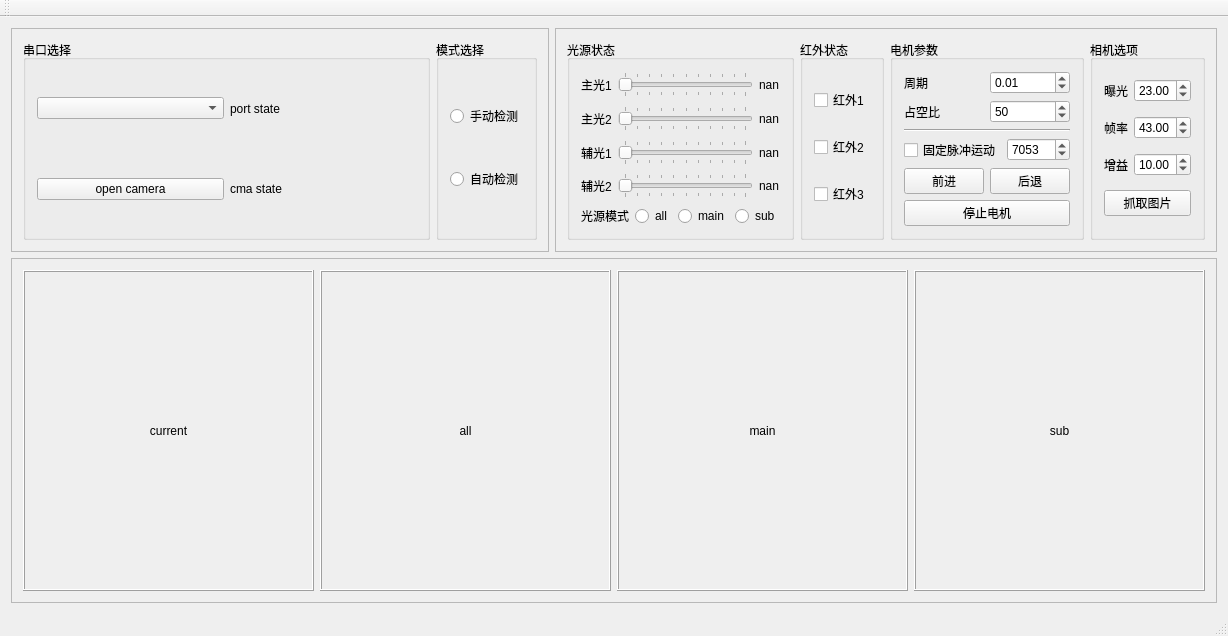
Before: the Qt Designer form mainwindow.ui in littlebaibear/control_cap, drawn with Qt 5.
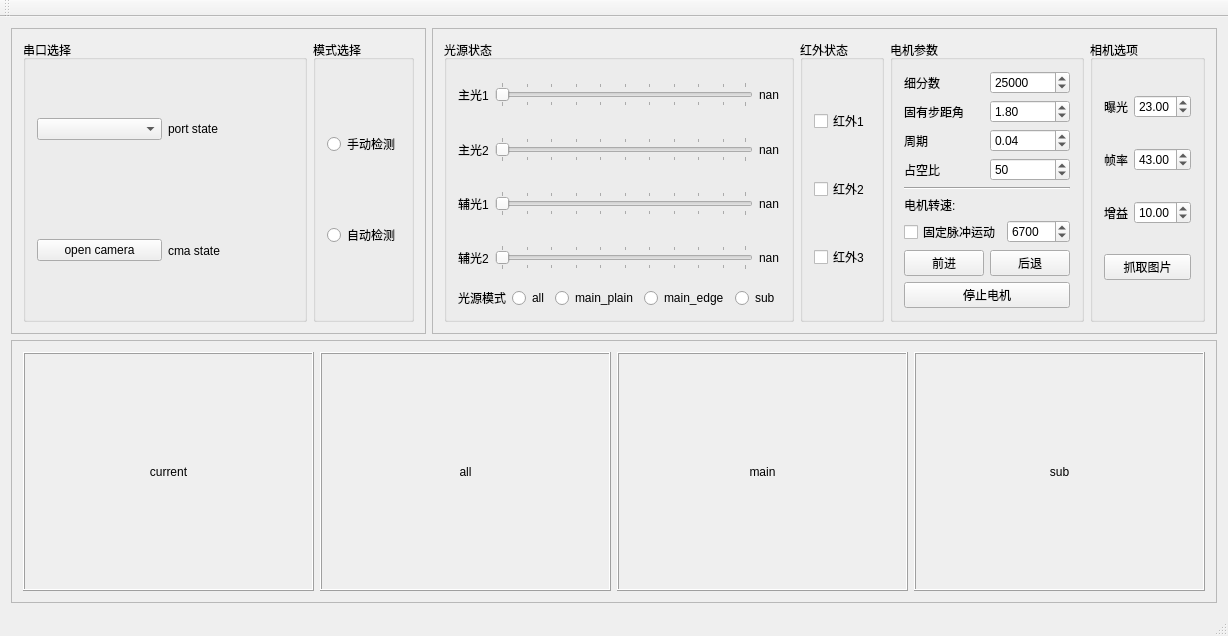
After: the same form once the commit is applied.

Commit message: 1.ui新增电机转速显示控件 2.调整玻璃初次进入相机的脉冲及之后每步的脉冲,使前后两张图像有效的重叠区域增加,便于后续拼接处理寻找特征点

What changed in the file:
```diff
--- a/mainwindow.ui
+++ b/mainwindow.ui
@@ -260,7 +260,14 @@
               <item>
                <widget class="QRadioButton" name="mainModeBtn">
                 <property name="text">
-                 <string>main</string>
+                 <string>main_plain</string>
+                </property>
+               </widget>
+              </item>
+              <item>
+               <widget class="QRadioButton" name="mainEdgeModeBtn">
+                <property name="text">
+                 <string>main_edge</string>
                 </property>
                </widget>
               </item>
@@ -312,6 +319,45 @@
             <string>电机参数</string>
            </property>
            <layout class="QVBoxLayout" name="verticalLayout_3">
+            <item>
+             <layout class="QHBoxLayout" name="horizontalLayout_20">
+              <item>
+               <widget class="QLabel" name="subDIvLabel">
+                <property name="text">
+                 <string>细分数</string>
+                </property>
+               </widget>
+              </item>
+              <item>
+               <widget class="QSpinBox" name="subDivSpin">
+                <property name="maximum">
+                 <number>30000</number>
+                </property>
+                <property name="value">
+                 <number>25000</number>
+                </property>
+               </widget>
+              </item>
+             </layout>
+            </item>
+            <item>
+             <layout class="QHBoxLayout" name="horizontalLayout_21">
+              <item>
+               <widget class="QLabel" name="stepAngleLabel">
+                <property name="text">
+                 <string>固有步距角</string>
+                </property>
+               </widget>
+              </item>
+              <item>
+               <widget class="QDoubleSpinBox" name="stepAngleSpin">
+                <property name="value">
+                 <double>1.800000000000000</double>
+                </property>
+               </widget>
+              </item>
+             </layout>
+            </item>
             <item>
              <layout class="QHBoxLayout" name="horizontalLayout_4">
               <item>
@@ -324,7 +370,7 @@
               <item>
                <widget class="QDoubleSpinBox" name="periodSpin">
                 <property name="value">
-                 <double>0.010000000000000</double>
+                 <double>0.040000000000000</double>
                 </property>
                </widget>
               </item>
@@ -355,6 +401,13 @@
               </property>
              </widget>
             </item>
+            <item>
+             <widget class="QLabel" name="motorSpeedLabel">
+              <property name="text">
+               <string>电机转速:</string>
+              </property>
+             </widget>
+            </item>
             <item>
              <layout class="QHBoxLayout" name="horizontalLayout_7">
               <item>
@@ -370,7 +423,7 @@
                  <number>65535</number>
                 </property>
                 <property name="value">
-                 <number>7053</number>
+                 <number>6700</number>
                 </property>
                 <property name="displayIntegerBase">
                  <number>10</number>
```
Left out of the diff: 8 changed lines with no effect on the pictures. The commit also changes 2 other files.
